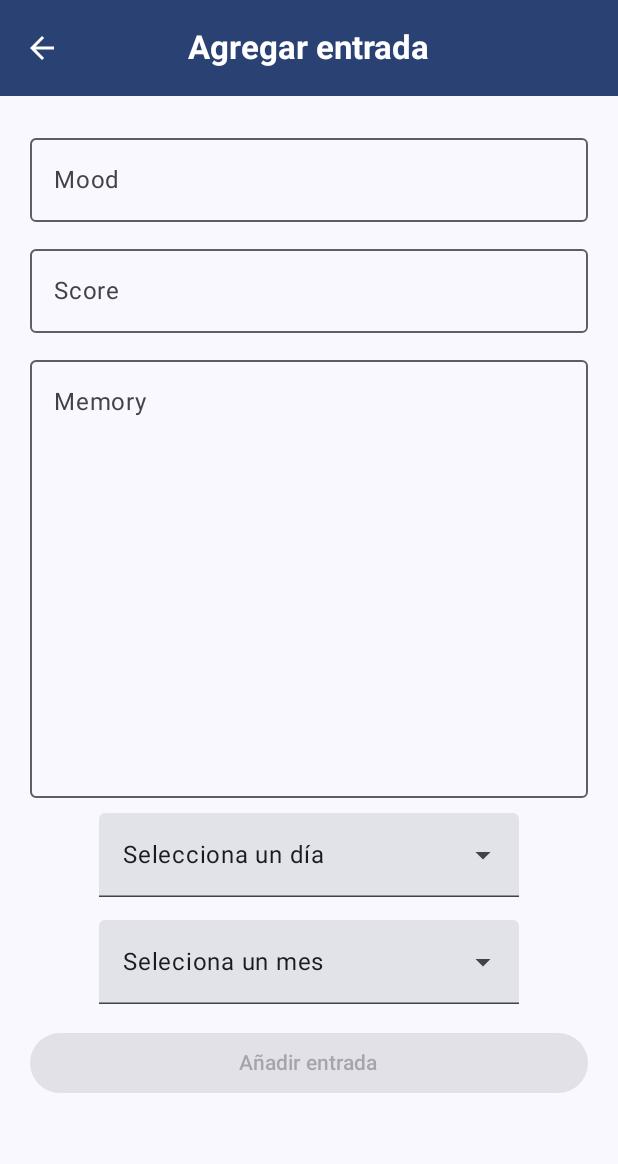
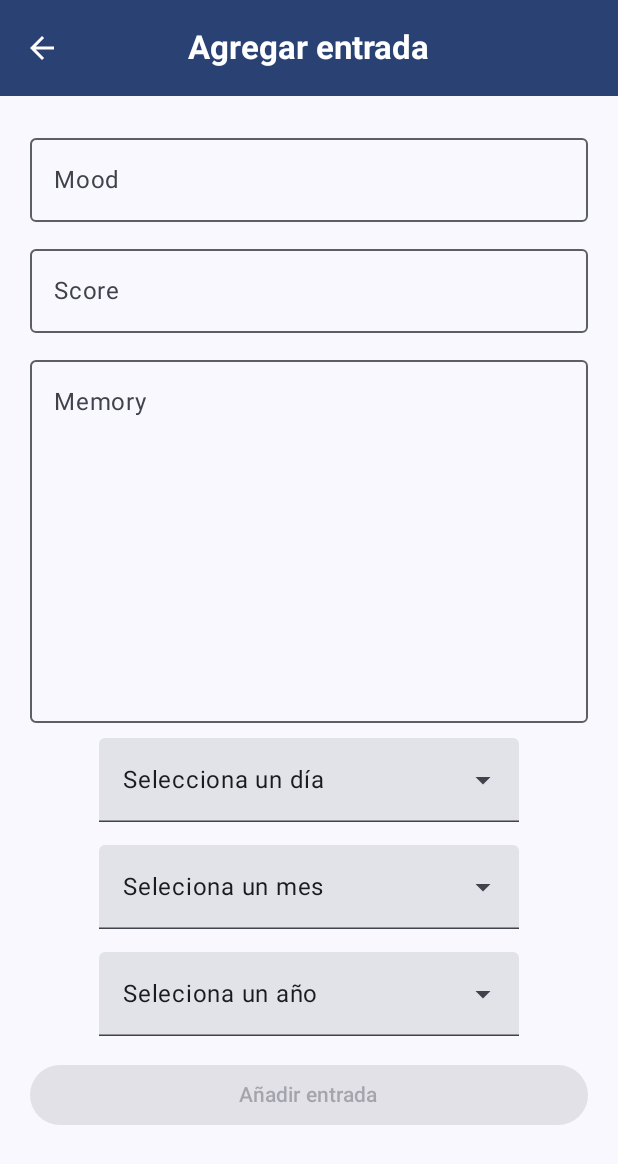
Before and after one commit to NLDaza/Time-Navigator-Diary-App, an Android app built with Jetpack Compose: the AddEntryScreen screen opened through its navigation route, on a phone screen of 412 x 824 dp. Shown: the top 1164 px of the screen. Run offline under Robolectric (Android 15) with nearby library versions, the phone set to English and light mode, and no system bars; our stand-ins replace Room's generated code.

Commit message:
Añadido el año

```diff
--- a/app/src/main/java/com/taller/myapplication/data/Entry.kt
+++ b/app/src/main/java/com/taller/myapplication/data/Entry.kt
@@ -17,5 +17,7 @@ data class Entry (
     @ColumnInfo ("day")
     val day: String,
     @ColumnInfo ("month")
-    val month: String
+    val month: String,
+    @ColumnInfo ("year")
+    val year: String
 )
--- a/app/src/main/java/com/taller/myapplication/ui/screens/AddEntryScreen.kt
+++ b/app/src/main/java/com/taller/myapplication/ui/screens/AddEntryScreen.kt
@@ -33,13 +33,16 @@ import androidx.compose.runtime.setValue
 import androidx.compose.ui.Alignment
 import androidx.compose.ui.Modifier
 import androidx.compose.ui.graphics.Color
-import androidx.compose.ui.platform.LocalSoftwareKeyboardController
 import androidx.compose.ui.text.font.FontWeight
 import androidx.compose.ui.text.input.KeyboardType
 import androidx.compose.ui.unit.dp
 import androidx.navigation.NavController
 import com.taller.myapplication.data.Entry
 import com.taller.myapplication.ui.viewmodels.EntryViewModel
+import java.util.Calendar
+import java.util.Date
+import java.util.Objects.toString
+import java.util.TimeZone
 
 @OptIn(ExperimentalMaterial3Api::class)
 @Composable
@@ -109,6 +112,21 @@ fun ContentAddScreen(
     var selectedMonth by remember {
         mutableStateOf(monthList[0])
     }
+    var date: Date = Date()// your date
+//https://stackoverflow.com/questions/9474121/i-want-to-get-year-month-day-etc-from-java-date-to-compare-with-gregorian-cal
+// Choose time zone in which you want to interpret your Date
+    val cal: Calendar = Calendar.getInstance(TimeZone.getTimeZone("Europe/Paris"))
+    cal.setTime(date)
+    val year = cal[Calendar.YEAR]
+
+
+    val yearList = listOf("Seleciona un año", toString(year-4), toString(year-3), toString(year-2) , toString(year-1), toString(year), toString(year+1), toString(year+2), toString(year +3), toString(year+4) )
+    var showYear by remember {
+        mutableStateOf(false)
+    }
+    var selectedYear by remember {
+        mutableStateOf(yearList[0])
+    }
     //Para que la puntuación (score) no sea mayor a 10 (REVISAR), EL MAXIMO
     // SE REFIERE A CANTIDAD DE NUMEROS, por ejemplo si cambia a 10, aceptara
     // 9 numeros en vez de 2
@@ -159,7 +177,7 @@ fun ContentAddScreen(
                 .fillMaxWidth()
                 .padding(horizontal = 20.dp)
                 .padding(bottom = 10.dp)
-                .height(300.dp)
+                .height(250.dp)
                 .verticalScroll(rememberScrollState())
         )
 
@@ -184,7 +202,7 @@ fun ContentAddScreen(
                 expanded = showDays,
                 onDismissRequest = {showDays = false}
             ) {
-                dayList.forEachIndexed { index, s ->
+                dayList.forEachIndexed { _, s ->
                     DropdownMenuItem(
                         text = { Text(text = s)},
                         onClick = {
@@ -218,7 +236,7 @@ fun ContentAddScreen(
                 expanded = showMonth,
                 onDismissRequest = {showMonth = false}
             ) {
-                monthList.forEachIndexed { index, s ->
+                monthList.forEachIndexed { _, s ->
                     DropdownMenuItem(
                         text = {Text(text = s)},
                         onClick = {
@@ -226,6 +244,40 @@ fun ContentAddScreen(
                                 selectedMonth = s
                             }
                             showMonth = false
+                        },
+                        contentPadding = ExposedDropdownMenuDefaults.ItemContentPadding
+                    )
+                }
+            }
+        }
+        ExposedDropdownMenuBox(
+            expanded = showYear,
+            onExpandedChange = { showYear = !showYear },
+            modifier = Modifier
+                .padding(horizontal = 20.dp)
+                .padding(bottom = 15.dp)
+        ) {
+            //keyboardController?.hide()
+            TextField(
+                value = selectedYear,
+                onValueChange = { },
+                readOnly = true,
+                modifier = Modifier.menuAnchor(),
+                trailingIcon = {ExposedDropdownMenuDefaults.TrailingIcon(expanded = showYear)},
+                colors = ExposedDropdownMenuDefaults.textFieldColors()
+            )
+            ExposedDropdownMenu(
+                expanded = showYear,
+                onDismissRequest = {showYear = false}
+            ) {
+                yearList.forEachIndexed { _, s ->
+                    DropdownMenuItem(
+                        text = {Text(text = s)},
+                        onClick = {
+                            if (s != yearList[0]){
+                                selectedYear = s
+                            }
+                            showYear = false
                         },
                         contentPadding = ExposedDropdownMenuDefaults.ItemContentPadding
                     )
@@ -246,7 +298,8 @@ fun ContentAddScreen(
                         score = score,
                         memory = memory,
                         day = selectedDay,
-                        month = selectedMonth
+                        month = selectedMonth,
+                        year = selectedYear
                     )
                     viewModel.addEntry(entry)
                     navController.popBackStack()
--- a/app/src/main/java/com/taller/myapplication/ui/screens/EditEntryScreen.kt
+++ b/app/src/main/java/com/taller/myapplication/ui/screens/EditEntryScreen.kt
@@ -273,7 +273,8 @@ fun ContentEditScreen(
                                 score,
                                 memory,
                                 selectedDay,
-                                selectedMonth
+                                selectedMonth,
+                                ""
                             )
                             viewModel.updateEntry(entry)
                             navController.popBackStack()
```
